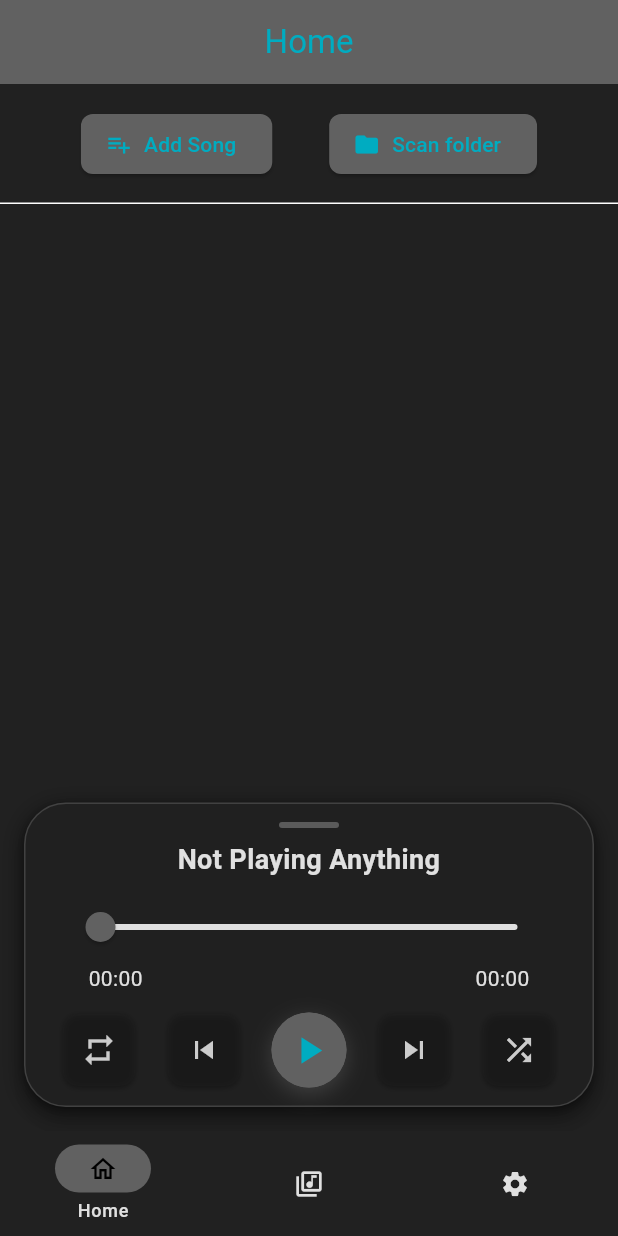
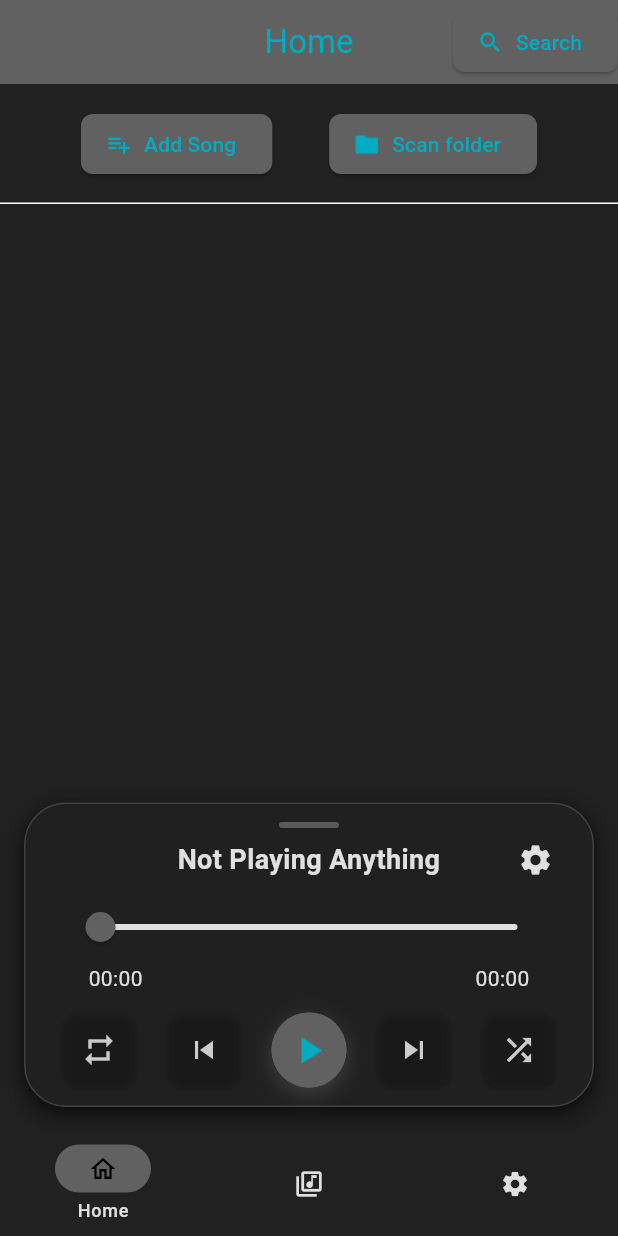
Before and after one commit to dp0812/music_player_flutter, a Flutter app: the screen it shows after launch, after a tap on "Not Playing Anything", on a phone screen of 412 x 824 dp. Run offline on Flutter 3.47's test engine with Material 3 defaults, Android fonts, the phone set to English and light mode, and no system bars; our stand-ins replace audioplayers, file_picker, logger, marquee, permission_handler; missing offline and left inert: audiotags.

Commit message:
Add song search function to pages that have list of songs. Click on the search result will play the song. The dock in expanded mode, if currently playing a song, can be used to go to the song detail page of that song directly.

```diff
--- a/lib/pages/playlist_page_state.dart
+++ b/lib/pages/playlist_page_state.dart
@@ -97,6 +97,7 @@ class PlaylistPageState extends State<PlaylistPage> {
                 duration: widget.controlsManager.currentDuration,
                 position: widget.controlsManager.currentPosition,
                 onSeek: widget.controlsManager.handleSeek,
+                pushToDetail: widget.controlsManager.pushToSongDetailPage,
 
                 audioService: widget.audioService,
                 onNextSong: widget.controlsManager.gotoNextSong,
--- a/lib/pages/settings_page_state.dart
+++ b/lib/pages/settings_page_state.dart
@@ -77,6 +77,7 @@ class SettingsPageState extends State<SettingsPage>{
                 duration: widget.controlsManager.currentDuration,
                 position: widget.controlsManager.currentPosition,
                 onSeek: widget.controlsManager.handleSeek,
+                pushToDetail: widget.controlsManager.pushToSongDetailPage,
 
                 audioService: widget.audioService,
                 onNextSong: widget.controlsManager.gotoNextSong,
--- a/lib/pages/song_screen_state.dart
+++ b/lib/pages/song_screen_state.dart
@@ -1,5 +1,6 @@
 import 'dart:async';
 import 'package:flutter/material.dart';
+import 'package:music_player/entities/song_search_delegate.dart';
 import 'package:music_player/ui_components/delete_song.dart';
 
 import 'song_detail_page.dart';
@@ -35,6 +36,14 @@ class SongScreenState extends State<SongScreen> {
                 return Scaffold(
                     appBar: AppBar(
                         title: const Text("Home"),
+                        // Search song button.
+                        actions: [
+                            ElevatedButton.icon(
+                                onPressed: _searchSong,
+                                icon: const Icon(Icons.search),
+                                label: const Text("Search")
+                            ),
+                        ],
                     ),
                     body: Stack(
                         children: [
@@ -106,7 +115,9 @@ class SongScreenState extends State<SongScreen> {
                 duration: widget.controlsManager.currentDuration,
                 position: widget.controlsManager.currentPosition,
                 onSeek: widget.controlsManager.handleSeek,
-
+                // working.
+                // pushToDetail: _handleSongTap,
+                pushToDetail: widget.controlsManager.pushToSongDetailPage,
                 audioService: widget.audioService,
                 onNextSong: widget.controlsManager.gotoNextSong,
                 onPreviousSong: widget.controlsManager.gotoPreviousSong,
@@ -166,7 +177,11 @@ class SongScreenState extends State<SongScreen> {
         await showDialog(
             context: context,
             builder: (BuildContext context) {
-                return DeleteSong(playlistName: SongRepository.masterSongPlaylist.playlistName, someSong: song);
+                return DeleteSong(
+                    playlistName: SongRepository.masterSongPlaylist.playlistName,
+                    someSong: song,
+                    isMaster: true,
+                );
             },
         );
 
@@ -184,6 +199,16 @@ class SongScreenState extends State<SongScreen> {
         await widget.controlsManager.handleAddMusicDirectory();
     }
 
+    /// Search the list of song, to interact with the song searched, one at a time.
+    void _searchSong(){
+        showSearch(
+            context: context,
+            delegate: SongSearchDelegate(
+                availableSongs: SongRepository.masterSongPlaylist.getCurrentPlaylistSongs(),
+                onSongTap: _handleSongTap),
+        );
+    }
+
     /// Clean up and ensure file intergrity when user navigates to this page.
     Future<void> _loadAndSynchronizeSongs() async {
         setState(() => _isLoading = true);
--- a/lib/ui_components/music_player_dock.dart
+++ b/lib/ui_components/music_player_dock.dart
@@ -26,6 +26,8 @@ class MusicPlayerDock extends StatefulWidget{
     final bool preventLastDuration;
     /// Default prevention duration is 50 ms.
     final int preventDuration;
+    /// Clicking on the icon in expanded mode allow the user to go to the Song Detail Page of current Song.
+    final void Function(Song song)? pushToDetail;
 
     // Control buttons.
     final AudioPlayerService audioService;
@@ -42,7 +44,7 @@ class MusicPlayerDock extends StatefulWidget{
     /// Control buttons loop, previous, play/pause/resume, next, random (in this exact order).
     const MusicPlayerDock({
         super.key,
-        // Progress bar.
+        // Top half: Expandable progress bar.
         this.isDisplayProgressBar = true,
         required this.currentSong,
         required this.duration,
@@ -51,7 +53,8 @@ class MusicPlayerDock extends StatefulWidget{
         this.showTitle = true,
         this.preventLastDuration = false,
         this.preventDuration = 50,
-        // Control buttons.
+        this.pushToDetail,
+        // Bottom half: Control buttons.
         required this.audioService,
         required this.onPreviousSong,
         required this.onPlayPauseResume,
@@ -71,12 +74,12 @@ class MusicPlayerDockState extends State<MusicPlayerDock> {
     /// Mode of top half of the dock.
     bool _isExpanded = false;
 
-    // Button size constraints
+    // Button size constraints.
     static const double _minButtonSize = 48.0;
     static const double _maxButtonSize = 64.0;
     static const double _minMainButtonSize = 50.0;
     static const double _maxMainButtonSize = 68.0;
-    // Size ratios
+    // Size ratios.
     static const double _buttonToIconRatio = 0.5;
     static const double _buttonToSpaceRatio = 0.20;
     static const double _mainButtonToSpaceRatio = 0.25;
@@ -130,7 +133,7 @@ class MusicPlayerDockState extends State<MusicPlayerDock> {
         );
     }
 
-    /// Build the progress bar, song title and timer (if enabled)
+    /// Build the progress bar, song title and timer (if enabled).
     Widget _buildProgressBarSlider(){
         return NowPlayingDisplay(
             currentSong: widget.currentSong,
@@ -139,6 +142,7 @@ class MusicPlayerDockState extends State<MusicPlayerDock> {
             onSeek: widget.onSeek,
             isExpanded: _isExpanded,
             onToggleExpanded: _toggleExpanded,
+            pushToDetail: widget.pushToDetail,
         );
     }
 
--- a/lib/ui_components/now_playing_display.dart
+++ b/lib/ui_components/now_playing_display.dart
@@ -21,6 +21,8 @@ class NowPlayingDisplay extends StatelessWidget {
 
     final bool isExpanded;
     final VoidCallback? onToggleExpanded;
+    /// Clicking on the icon in expanded mode allow the user to go to the Song Detail Page of current Song.
+    final void Function(Song song)? pushToDetail;
 
     /// This is for the Song Title.
     static const double boxWidth = 100;
@@ -37,6 +39,7 @@ class NowPlayingDisplay extends StatelessWidget {
         this.preventDuration = 50,
         this.isExpanded = false,
         this.onToggleExpanded,
+        this.pushToDetail,
     });
 
 
@@ -119,7 +122,25 @@ class NowPlayingDisplay extends StatelessWidget {
             onTap: onToggleExpanded,
             child: Padding(
                 padding: const EdgeInsets.only(bottom: 8.0),
-                child: Text(
+                child: _titleRow(),
+            ),
+        );
+    }
+
+    Widget _titleRow(){
+        return Row(
+            mainAxisAlignment: MainAxisAlignment.spaceEvenly,
+            children: [
+                // This is just to even out the other button at the end.
+                Expanded(
+                    flex: 1,
+                    child: Container(),
+                ),
+                // Song title.
+                Expanded(
+                    flex: 4,
+                    child:
+                        Text(
                             currentSong?.title ?? "Not Playing Anything",
                             style: const TextStyle(
                                 fontSize: 18,
@@ -127,8 +148,25 @@ class NowPlayingDisplay extends StatelessWidget {
                             ),
                             textAlign: TextAlign.center,
                             maxLines: 3,
+                            overflow: TextOverflow.ellipsis,
                         ),
                 ),
+                // Button that leads to Song Detail Page State.
+                Expanded(
+                    flex: 1,
+                    child: Align(
+                        alignment: Alignment.centerRight,
+                        child: GestureDetector(
+                            child:Icon(Icons.settings),
+                            // If provided and currentSong != null, push the user to the Song Detail Page State of the currentSong.
+                            onTap:() {
+                                if (currentSong != null && pushToDetail != null) pushToDetail!(currentSong!);
+                            },
+                        )
+
+                    ),
+                ),
+            ],
         );
     }
 
```
Also changed, not shown: lib/entities/song_controls_manager.dart (+30 -0 lines), lib/entities/song_search_delegate.dart (added, +71 -0 lines), lib/pages/playlist_detail_page_state.dart (+20 -1 lines), lib/ui_components/delete_song.dart (+5 -2 lines). Lines whose indentation alone changed are shown as unchanged.
